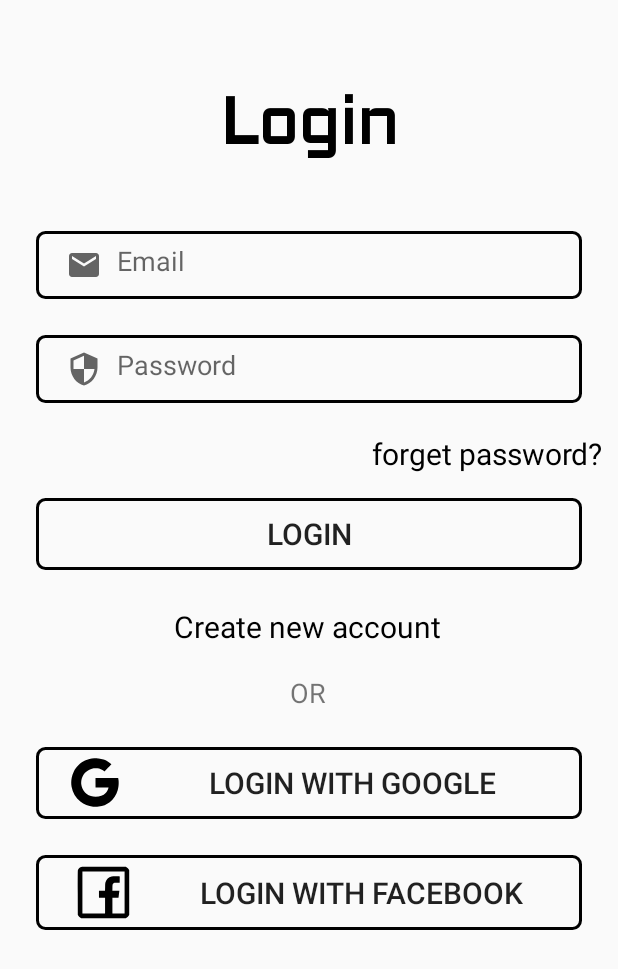
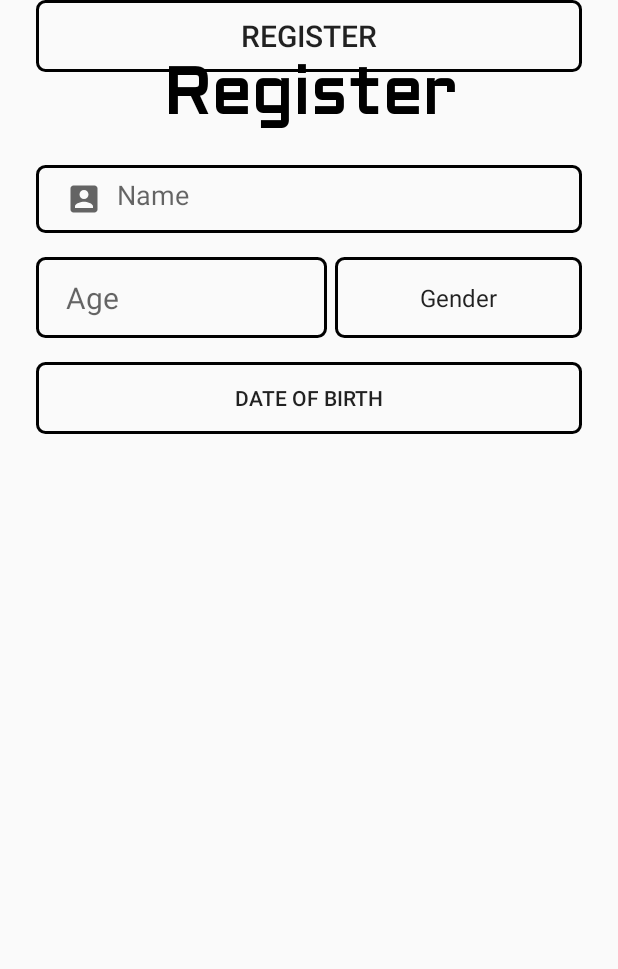
Before and after one commit to tayyabmaqsood/Easy-Scheduler-Application, an Android app: the screen it shows after launch (MainActivity before the commit, registerChild after it), on a phone screen of 412 x 824 dp. Shown: the top 969 px of the screen. Run offline under Robolectric (Android 15) with nearby library versions, the phone set to English and light mode, and no system bars.

Commit message:
childs register UI on the way

```diff
--- a/app/src/main/AndroidManifest.xml
+++ b/app/src/main/AndroidManifest.xml
@@ -10,10 +10,13 @@
         android:supportsRtl="true"
         android:theme="@style/Theme.ParentalControlApplication">
         <activity
+            android:name=".ParentsActivity"
+            android:exported="false" />
+        <activity
             android:name=".AdminActivity"
             android:exported="false" />
         <activity
-            android:name=".ParentsActivity"
+            android:name=".MainActivity"
             android:exported="false" />
         <activity
             android:name=".ForgetPasswordActivity"
@@ -22,7 +25,7 @@
             android:name=".SignUpActivity"
             android:exported="false" />
         <activity
-            android:name=".MainActivity"
+            android:name=".registerChild"
             android:exported="true">
             <intent-filter>
                 <action android:name="android.intent.action.MAIN" />
--- a/app/src/main/java/com/example/parentalcontrolapplication/SignUpActivity.java
+++ b/app/src/main/java/com/example/parentalcontrolapplication/SignUpActivity.java
@@ -45,7 +45,7 @@ public class SignUpActivity extends AppCompatActivity implements AdapterView.OnI
         spinner.setAdapter(adapter);
         spinner.setOnItemSelectedListener(this);
 
-        usernameEditText = findViewById(R.id.editTextUsername);
+        usernameEditText = findViewById(R.id.editTextChildname);
         emailEditText = findViewById(R.id.editTextEmailAddress);
         passwordEditText = findViewById(R.id.editTextTextPassword);
         usertypeTextview = findViewById(R.id.userTypeTextview);
--- /dev/null
+++ b/app/src/main/java/com/example/parentalcontrolapplication/registerChild.java
@@ -0,0 +1,98 @@
+package com.example.parentalcontrolapplication;
+
+import androidx.appcompat.app.AppCompatActivity;
+
+import android.app.AlertDialog;
+import android.app.DatePickerDialog;
+import android.os.Bundle;
+import android.view.View;
+import android.widget.ArrayAdapter;
+import android.widget.Button;
+import android.widget.DatePicker;
+import android.widget.Spinner;
+import android.widget.Toast;
+
+import java.util.Calendar;
+
+public class registerChild extends AppCompatActivity {
+
+    private DatePickerDialog datePickerDialog;
+    private Button dateButton;
+
+    @Override
+    protected void onCreate(Bundle savedInstanceState) {
+        super.onCreate(savedInstanceState);
+        setContentView(R.layout.activity_register_child);
+
+        Spinner spinner = (Spinner) findViewById(R.id.childGanderSpinner);
+        ArrayAdapter<CharSequence> adapter = ArrayAdapter.createFromResource(this,R.array.genderArray, android.R.layout.simple_spinner_item);
+        adapter.setDropDownViewResource(android.R.layout.simple_spinner_dropdown_item);
+        spinner.setAdapter(adapter);
+
+        initDatePicker();
+        dateButton = (Button) findViewById(R.id.childDOB);
+    }
+
+    //  <=== Date Picker functions  ===>
+    private String getTodaysDate() {
+        Calendar calendar = Calendar.getInstance();
+        int year = calendar.get(Calendar.YEAR);
+        int month = calendar.get(Calendar.MONTH);
+        month = month + 1;
+        int day = calendar.get(Calendar.DAY_OF_MONTH);
+        return makeDateString(day,month,year);
+    }
+    private void initDatePicker() {
+        DatePickerDialog.OnDateSetListener dateSetListner = new DatePickerDialog.OnDateSetListener() {
+            @Override
+            public void onDateSet(DatePicker datePicker, int year, int month, int day) {
+                month+=1;
+                String date = makeDateString(day,month,year);
+                dateButton.setText(date);
+            }
+        };
+        Calendar calendar = Calendar.getInstance();
+        int year = calendar.get(Calendar.YEAR);
+        int month = calendar.get(Calendar.MONTH);
+        int day = calendar.get(Calendar.DAY_OF_MONTH);
+
+        int style = AlertDialog.THEME_HOLO_LIGHT;
+        datePickerDialog = new DatePickerDialog(this,style,dateSetListner,year,month,day);
+    }
+
+
+    private String makeDateString(int day, int month, int year) {
+        return day+" - "+getmonthFormate(month)+" - "+year;
+    }
+    private String getmonthFormate(int month) {
+        if(month == 1)
+            return "Jan";
+        if(month == 2)
+            return "Feb";
+        if(month == 3)
+            return "March";
+        if(month == 4)
+            return "April";
+        if(month == 5)
+            return "May";
+        if(month == 6)
+            return "June";
+        if(month == 7)
+            return "July";
+        if(month == 8)
+            return "Aug";
+        if(month == 9)
+            return "Sept";
+        if(month == 10)
+            return "Oct";
+        if(month == 11)
+            return "Nov";
+        if(month == 12)
+            return "Dec";
+        return "Jan";
+    }
+    public void openDatePicker(View view) {
+        datePickerDialog.show();
+    }
+
+}
--- /dev/null
+++ b/app/src/main/res/layout/activity_register_child.xml
@@ -0,0 +1,124 @@
+<?xml version="1.0" encoding="utf-8"?>
+<androidx.constraintlayout.widget.ConstraintLayout xmlns:android="http://schemas.android.com/apk/res/android"
+    xmlns:app="http://schemas.android.com/apk/res-auto"
+    xmlns:tools="http://schemas.android.com/tools"
+    android:layout_width="match_parent"
+    android:layout_height="match_parent"
+    tools:context=".registerChild">
+    <ScrollView
+        android:layout_width="match_parent"
+        android:layout_height="match_parent"
+        android:fillViewport="true"
+        tools:layout_editor_absoluteX="0dp"
+        tools:layout_editor_absoluteY="-42dp">
+
+        <androidx.constraintlayout.widget.ConstraintLayout
+            android:layout_width="match_parent"
+            android:layout_height="match_parent">
+
+            <TextView
+                android:id="@+id/textView"
+                android:layout_width="wrap_content"
+                android:layout_height="wrap_content"
+                android:layout_marginTop="30dp"
+                android:fontFamily="@font/aldrich"
+                android:text="Register"
+                android:textColor="@color/black"
+                android:textSize="44sp"
+                android:textStyle="bold"
+                app:layout_constraintEnd_toEndOf="parent"
+                app:layout_constraintStart_toStartOf="parent"
+                app:layout_constraintTop_toTopOf="parent" />
+
+            <EditText
+                android:id="@+id/editTextChildName"
+                android:layout_width="0dp"
+                android:layout_height="45dp"
+                android:layout_marginStart="24dp"
+                android:layout_marginTop="16dp"
+                android:layout_marginEnd="24dp"
+                android:background="@drawable/input_bg"
+                android:drawableLeft="@drawable/ic_baseline_account_box_24"
+                android:drawablePadding="10dp"
+                android:ems="10"
+                android:hint="Name"
+                android:inputType="text"
+                android:paddingLeft="20dp"
+                android:paddingTop="13dp"
+                android:paddingRight="20dp"
+                android:paddingBottom="13dp"
+                app:layout_constraintEnd_toEndOf="parent"
+                app:layout_constraintHorizontal_bias="0.0"
+                app:layout_constraintStart_toStartOf="parent"
+                app:layout_constraintTop_toBottomOf="@+id/textView" />
+
+
+            <EditText
+                android:id="@+id/editTextChildAge"
+                android:layout_width="194dp"
+                android:layout_height="54dp"
+                android:layout_marginStart="24dp"
+                android:layout_marginTop="16dp"
+                android:background="@drawable/input_bg"
+                android:paddingLeft="20dp"
+                android:paddingTop="13dp"
+                android:paddingRight="20dp"
+                android:paddingBottom="13dp"
+                android:hint="Age"
+                android:textSize="20sp"
+                app:layout_constraintStart_toStartOf="parent"
+                android:inputType="numberDecimal"
+                app:layout_constraintTop_toBottomOf="@+id/editTextChildName" />
+
+            <Spinner
+                android:id="@+id/childGanderSpinner"
+                android:layout_width="0dp"
+                android:layout_height="wrap_content"
+                android:layout_marginStart="5dp"
+                android:layout_marginTop="16dp"
+                android:layout_marginEnd="24dp"
+                android:background="@drawable/input_bg"
+                android:paddingTop="16dp"
+                android:paddingBottom="16dp"
+                android:textAlignment="center"
+                app:layout_constraintEnd_toEndOf="parent"
+                app:layout_constraintHorizontal_bias="0.0"
+                app:layout_constraintStart_toEndOf="@+id/editTextChildAge"
+                app:layout_constraintTop_toBottomOf="@+id/editTextChildName" />
+
+
+            <Button
+                android:id="@+id/childDOB"
+                android:layout_width="match_parent"
+                android:layout_height="wrap_content"
+                android:layout_marginStart="24dp"
+                android:layout_marginTop="16dp"
+                android:layout_marginEnd="24dp"
+                android:background="@drawable/input_bg"
+                android:onClick="openDatePicker"
+
+                android:text="Date Of Birth"
+                app:layout_constraintEnd_toEndOf="parent"
+                app:layout_constraintHorizontal_bias="0.498"
+                app:layout_constraintStart_toStartOf="parent"
+                app:layout_constraintTop_toBottomOf="@+id/editTextChildAge" />
+
+            <Button
+                android:id="@+id/loginBtn"
+                android:layout_width="0dp"
+                android:layout_height="wrap_content"
+                android:layout_marginStart="24dp"
+                android:layout_marginEnd="24dp"
+                android:background="@drawable/input_bg"
+                android:text="Register"
+                android:textSize="20sp"
+                app:layout_constraintEnd_toEndOf="parent"
+                app:layout_constraintHorizontal_bias="1.0"
+                app:layout_constraintStart_toStartOf="parent"
+                tools:layout_editor_absoluteY="456dp" />
+
+
+        </androidx.constraintlayout.widget.ConstraintLayout>
+    </ScrollView>
+
+</androidx.constraintlayout.widget.ConstraintLayout>
--- a/app/src/main/res/layout/activity_sign_up.xml
+++ b/app/src/main/res/layout/activity_sign_up.xml
@@ -38,7 +38,7 @@
                 app:layout_constraintTop_toTopOf="parent" />
 
             <EditText
-                android:id="@+id/editTextUsername"
+                android:id="@+id/editTextChildname"
                 android:layout_width="0dp"
                 android:layout_height="45dp"
                 android:layout_marginStart="24dp"
@@ -74,7 +74,7 @@
                 android:text="User Type"
                 android:textSize="20sp"
                 app:layout_constraintStart_toStartOf="parent"
-                app:layout_constraintTop_toBottomOf="@+id/editTextUsername" />
+                app:layout_constraintTop_toBottomOf="@+id/editTextChildname" />
 
             <Spinner
                 android:id="@+id/userTypeSpinner"
@@ -89,7 +89,7 @@
                 android:textAlignment="center"
                 app:layout_constraintEnd_toEndOf="parent"
                 app:layout_constraintStart_toEndOf="@+id/userTypeTextview"
-                app:layout_constraintTop_toBottomOf="@+id/editTextUsername" />
+                app:layout_constraintTop_toBottomOf="@+id/editTextChildname" />
 
             <EditText
                 android:id="@+id/editTextEmailAddress"
--- a/app/src/main/res/values/strings.xml
+++ b/app/src/main/res/values/strings.xml
@@ -6,4 +6,10 @@
         <item>Parent</item>
 
     </string-array>
+    <string-array name="genderArray">
+        <item>Gender</item>
+        <item>Male</item>
+        <item>Female</item>
+        <item>Other</item>
+    </string-array>
 </resources>
```
